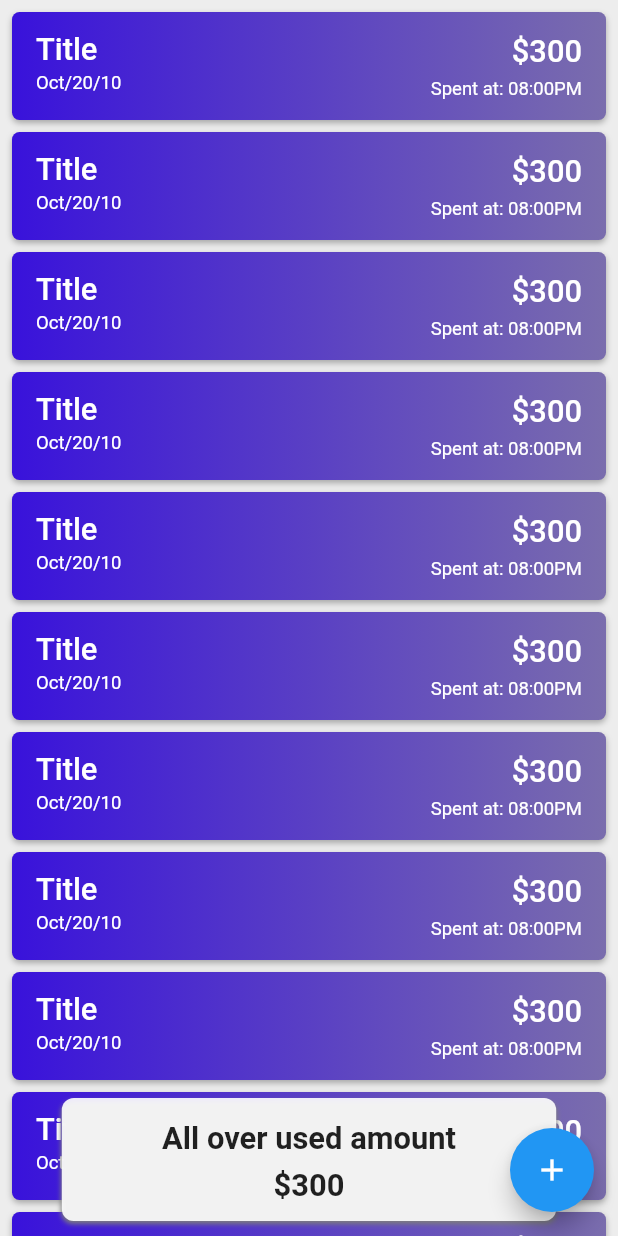
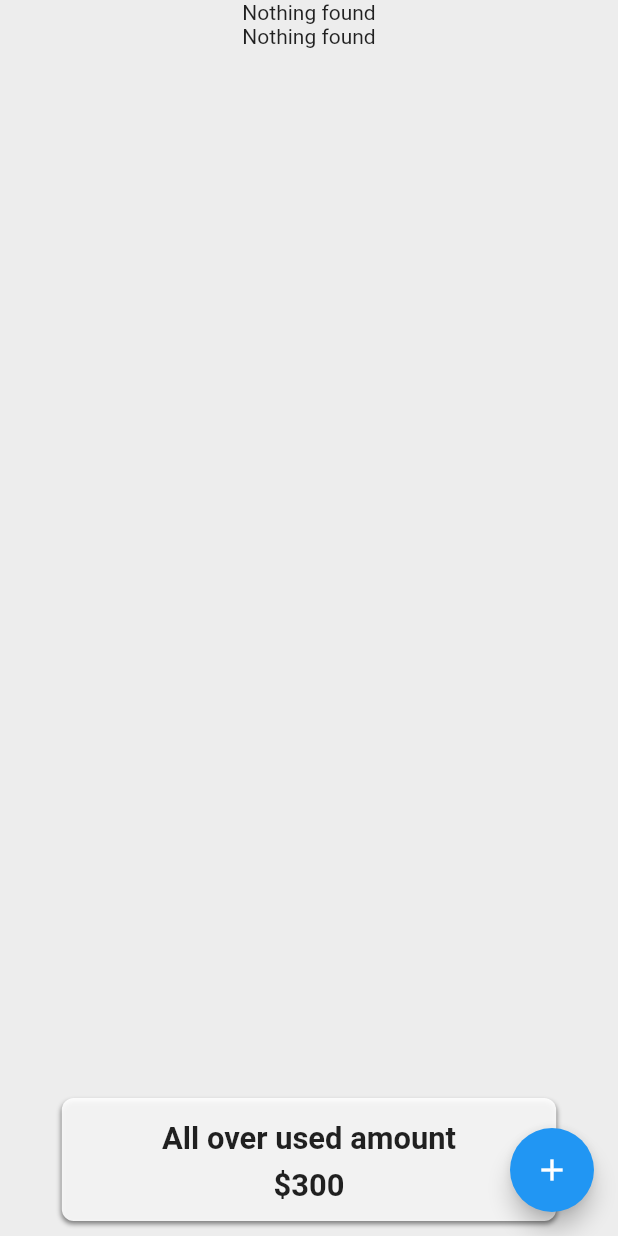
Before and after one commit to hammad143/money_manage, a Flutter app: the screen it shows after launch, on a phone screen of 412 x 824 dp. Run offline on Flutter 3.47's test engine with Material 2 defaults, Android fonts, the phone set to English and light mode, and no system bars; our stand-ins replace bloc, equatable, flutter_bloc, hive, hive_flutter; accounts and stored records are empty.

Commit message:
new commit

```diff
--- a/lib/main.dart
+++ b/lib/main.dart
@@ -12,10 +12,35 @@ void main() async {
   await Hive.initFlutter();
   await Hive.openBox(kHiveBoxOnBoard);
   await Hive.openBox(kHiveDataName);
+  await Hive.openBox(kHiveStorage);
+
   runApp(MyApp());
 }
 
-class MyApp extends StatelessWidget {
+class MyApp extends StatefulWidget {
+  @override
+  _MyAppState createState() => _MyAppState();
+}
+
+class _MyAppState extends State<MyApp> {
+  final _box = Hive.box(kHiveStorage);
+  @override
+  void initState() {
+    super.initState();
+
+    final listOfItems = _box.get("storage");
+    if (listOfItems == null) {
+      print("Put");
+      _box.put("storage", []);
+    }
+  }
+
+  @override
+  void dispose() {
+    _box.close();
+    super.dispose();
+  }
+
   @override
   Widget build(BuildContext context) {
     return MultiBlocProvider(
--- /dev/null
+++ b/lib/model/list_of_tiles_model/list_of_tiles_model.dart
@@ -0,0 +1,5 @@
+class ListOfTilesModel {
+  final String title, amount, dateInString;
+
+  ListOfTilesModel({this.title, this.amount, this.dateInString});
+}
--- a/lib/util/constants/constants.dart
+++ b/lib/util/constants/constants.dart
@@ -2,6 +2,7 @@ import 'package:flutter/material.dart';
 
 const kHiveBoxOnBoard = "onboard";
 const kHiveDataName = "user data";
+const String kHiveStorage = "storage of tiles";
 const kPureWhite = Colors.white;
 const double kDefaultPadding = 20;
 const double kDefaultValue = 20;
--- a/lib/view/tasks_view/tasks.dart
+++ b/lib/view/tasks_view/tasks.dart
@@ -1,5 +1,6 @@
 import 'package:flutter/material.dart';
 import 'package:flutter_bloc/flutter_bloc.dart';
+import 'package:hive/hive.dart';
 import 'package:money_management/util/constants/constants.dart';
 import 'package:money_management/util/constants/style.dart';
 import 'package:money_management/view/add_task_view/add_task_view.dart';
@@ -9,7 +10,8 @@ import 'package:money_management/viewmodel/bloc/add_amount_info_bloc/add_amount_
 
 class TaskView extends StatelessWidget {
   final _scrollController = ScrollController();
-
+  List tileViewModel = [];
+  final storageBox = Hive.box(kHiveStorage);
   _navigateToAddTask(BuildContext ctx) {
     //Navigator.pop(ctx);
     Navigator.push(
@@ -21,10 +23,6 @@ class TaskView extends StatelessWidget {
   }
 
   Widget _buildDismissible({AddAmountInfoState state}) {
-    print("${state.runtimeType} ");
-    if (state is AddAmountInfoDone) {
-      print("Initial State ${state.hiveBox.get("title")}");
-    }
     return Container(
       child: Dismissible(
         confirmDismiss: (dismissDir) {
@@ -59,6 +57,9 @@ class TaskView extends StatelessWidget {
 
   @override
   Widget build(BuildContext context) {
+    if (storageBox.get("storage") != null) {
+      tileViewModel = storageBox.get("storage");
+    }
     Responsive.init(context);
     return Scaffold(
       backgroundColor: const Color(0xffededed),
@@ -71,13 +72,29 @@ class TaskView extends StatelessWidget {
           children: [
             Scrollbar(
               //controller: _scrollController,
-              child: ListView.builder(
-                itemCount: 20,
-                itemBuilder: (_, index) {
-                  return BlocBuilder<AddAmountInfoBloc, AddAmountInfoState>(
-                      builder: (ctx, state) => _buildDismissible(state: state));
-                },
-              ),
+
+              child: BlocBuilder<AddAmountInfoBloc, AddAmountInfoState>(
+                  builder: (ctx, state) {
+                print(state.box.get("storage"));
+                return ListView.builder(
+                  itemCount: 2,
+                  itemBuilder: (_, index) {
+                    final _tileViewModel = state.box.get("storage");
+                    if (_tileViewModel != null && _tileViewModel.isNotEmpty) {
+                      print("Amount is ${_tileViewModel[0].title}");
+                      return _buildDismissible();
+                    }
+
+                    print("Is empty");
+
+                    return Center(
+                      child: Container(
+                        child: Text("Nothing found"),
+                      ),
+                    );
+                  },
+                );
+              }),
             ),
             Positioned(
               bottom: 10,
--- a/lib/viewmodel/bloc/add_amount_info_bloc/add_amount_info_bloc.dart
+++ b/lib/viewmodel/bloc/add_amount_info_bloc/add_amount_info_bloc.dart
@@ -1,21 +1,36 @@
 import 'package:bloc/bloc.dart';
 import 'package:hive/hive.dart';
+import 'package:money_management/model/list_of_tiles_model/list_of_tiles_model.dart';
 import 'package:money_management/util/constants/constants.dart';
 import 'package:money_management/viewmodel/bloc/add_amount_info_bloc/add_amount_info_event.dart';
 import 'package:money_management/viewmodel/bloc/add_amount_info_bloc/add_amount_info_state.dart';
 
 class AddAmountInfoBloc extends Bloc<AddAmountInfoEvent, AddAmountInfoState> {
-  AddAmountInfoBloc() : super(null);
+  AddAmountInfoBloc()
+      : super(AddAmountInfoInitialState(box: Hive.box(kHiveStorage)));
   @override
   Stream<AddAmountInfoState> mapEventToState(AddAmountInfoEvent event) async* {
     final box = Hive.box(kHiveDataName);
+
+    final storageBox = Hive.box(kHiveStorage);
     if (event.title.isNotEmpty && event.amount.isNotEmpty) {
       box.putAll({
         "title": event.title,
         "amount": event.amount,
         "date": event.dateInString
       });
+      final title = box.get("title");
+      final amount = box.get("amount");
+      final date = box.get("date");
+      if (storageBox.get("storage") != null)
+        storageBox.get("storage").add(
+            ListOfTilesModel(title: title, amount: amount, dateInString: date));
+      yield AddAmountInfoDone(box: storageBox);
     }
-    yield AddAmountInfoDone(hiveBox: box);
   }
 }
+/*
+* Box with the key of Storage
+* that box will have a List object
+*
+* */
--- a/lib/viewmodel/bloc/add_amount_info_bloc/add_amount_info_state.dart
+++ b/lib/viewmodel/bloc/add_amount_info_bloc/add_amount_info_state.dart
@@ -1,19 +1,25 @@
 import 'package:equatable/equatable.dart';
 import 'package:hive/hive.dart';
-import 'package:money_management/util/constants/constants.dart';
 
 class AddAmountInfoState extends Equatable {
+  final Box box;
+
+  AddAmountInfoState({this.box});
   @override
   // TODO: implement props
   List<Object> get props => [];
 }
 
 class AddAmountInfoInitialState extends AddAmountInfoState {
-  final box = Hive.box(kHiveDataName);
+  final Box box;
+  AddAmountInfoInitialState({this.box}) : super(box: box);
 }
 
 class AddAmountInfoDone extends AddAmountInfoState {
-  final hiveBox;
+  final Box<dynamic> box;
 
-  AddAmountInfoDone({this.hiveBox});
+  AddAmountInfoDone({this.box});
+  @override
+  // TODO: implement props
+  List<Object> get props => [box];
 }
--- /dev/null
+++ b/lib/viewmodel/list_of_tiles/list_of_tiles.dart
@@ -0,0 +1,5 @@
+import 'package:money_management/model/list_of_tiles_model/list_of_tiles_model.dart';
+
+class ListOfTilesViewModel {
+  static List<ListOfTilesModel> tiles = <ListOfTilesModel>[];
+}
```
Also changed, not shown: lib/view/add_task_view/components/add_task_form.dart (+0 -12 lines).
